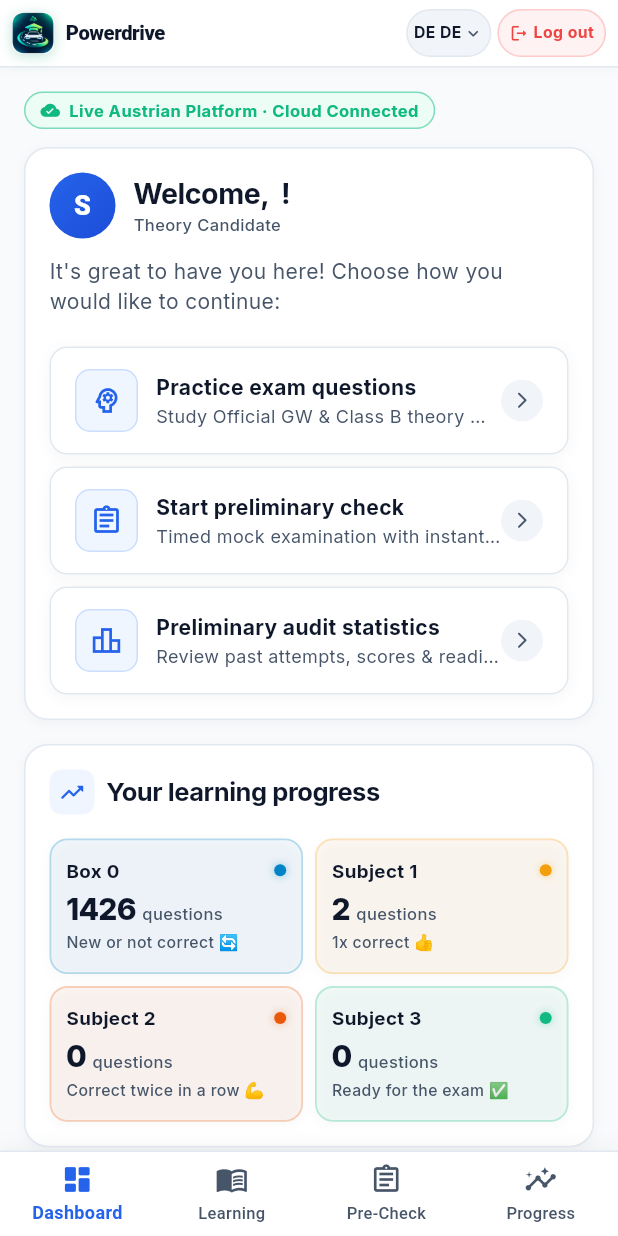
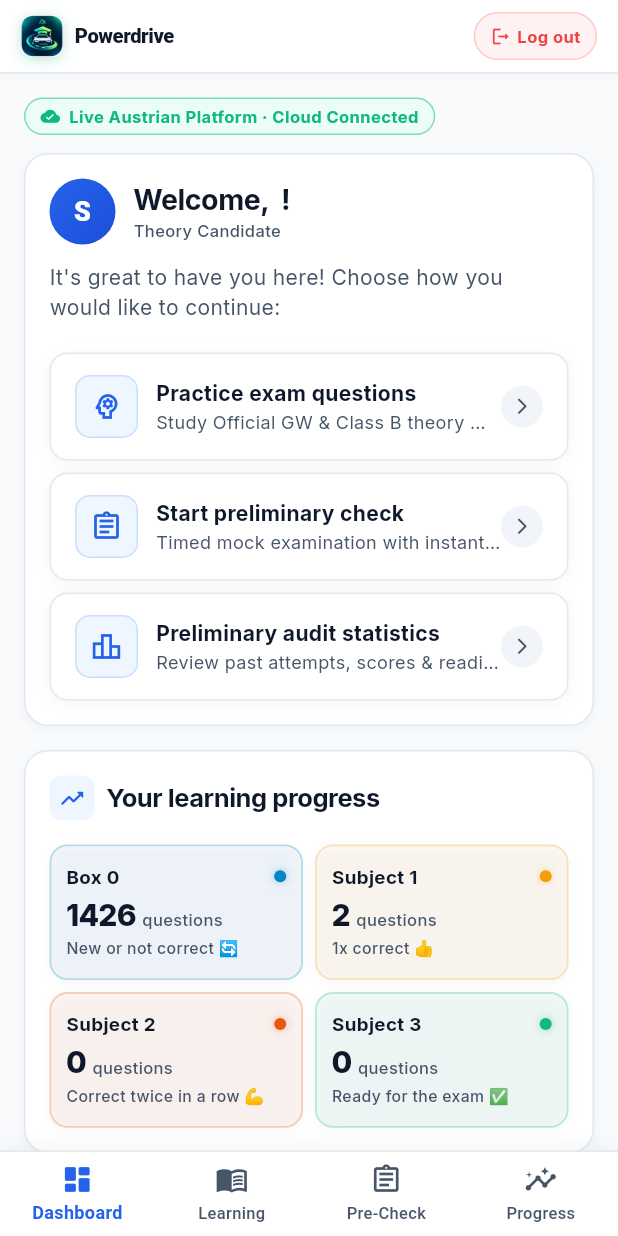
Before and after one commit to nallajayanth/driving_school_app, a Flutter app: the screen it shows once a user with an empty profile is signed in, on a phone screen of 412 x 824 dp. Run offline on Flutter 3.47's test engine with Material 3 defaults, Android fonts, the phone set to English and light mode, and no system bars; our stand-ins replace cloud_firestore, firebase_auth, firebase_core, fl_chart, flutter_riverpod, go_router and 2 more; accounts and stored records are empty.

Commit message:
refactor(header): remove language dropdown pill for clean review-ready UI

```diff
--- a/lib/core/widgets/app_header.dart
+++ b/lib/core/widgets/app_header.dart
@@ -9,12 +9,12 @@ import 'powerdrive_logo.dart';
 class AppHeader extends StatelessWidget implements PreferredSizeWidget {
   const AppHeader({
     super.key,
-    this.selectedLanguage = 'DE',
+    this.selectedLanguage,
     this.onLanguageChanged,
     this.onLogout,
   });
 
-  final String selectedLanguage;
+  final String? selectedLanguage;
   final ValueChanged<String>? onLanguageChanged;
   final VoidCallback? onLogout;
 
@@ -28,10 +28,20 @@ class AppHeader extends StatelessWidget implements PreferredSizeWidget {
         shape: RoundedRectangleBorder(
           borderRadius: BorderRadius.circular(20),
         ),
-        contentPadding: const EdgeInsets.fromLTRB(24, 24, 24, 16),
+        titlePadding: const EdgeInsets.fromLTRB(24, 24, 24, 8),
+        contentPadding: const EdgeInsets.fromLTRB(24, 8, 24, 16),
+        title: const Row(
+          children: [
+            Icon(Icons.info_outline_rounded, color: AppColors.primary, size: 24),
+            SizedBox(width: 10),
+            Text('About Powerdrive'),
+          ],
+        ),
         content: Column(
           mainAxisSize: MainAxisSize.min,
+          crossAxisAlignment: CrossAxisAlignment.center,
           children: [
+            const SizedBox(height: 8),
             Container(
               padding: const EdgeInsets.all(4),
               decoration: BoxDecoration(
@@ -40,7 +50,7 @@ class AppHeader extends StatelessWidget implements PreferredSizeWidget {
                 boxShadow: const [
                   BoxShadow(
                     color: Color.fromRGBO(16, 185, 129, 0.25),
-                    blurRadius: 18,
+                    blurRadius: 16,
                     offset: Offset(0, 4),
                   ),
                 ],
@@ -75,7 +85,7 @@ class AppHeader extends StatelessWidget implements PreferredSizeWidget {
             ),
             const SizedBox(height: 16),
             Container(
-              padding: const EdgeInsets.symmetric(horizontal: 12, vertical: 8),
+              padding: const EdgeInsets.symmetric(horizontal: 14, vertical: 10),
               decoration: BoxDecoration(
                 color: AppColors.surfaceVariant,
                 borderRadius: BorderRadius.circular(10),
@@ -140,8 +150,8 @@ class AppHeader extends StatelessWidget implements PreferredSizeWidget {
         bottom: false,
         child: Padding(
           padding: const EdgeInsets.symmetric(
-            horizontal: 8,
-            vertical: 6,
+            horizontal: 14,
+            vertical: 8,
           ),
           child: Row(
             children: [
@@ -153,50 +163,7 @@ class AppHeader extends StatelessWidget implements PreferredSizeWidget {
                   child: const PowerdriveLogo(compact: true),
                 ),
               ),
-              const SizedBox(width: 4),
-
-              // Language Selector Dropdown Pill
-              Container(
-                height: 32,
-                padding: const EdgeInsets.symmetric(horizontal: 4),
-                decoration: BoxDecoration(
-                  color: AppColors.surfaceVariant,
-                  borderRadius: BorderRadius.circular(AppConstants.radiusPill),
-                  border: Border.all(color: AppColors.border),
-                ),
-                child: DropdownButtonHideUnderline(
-                  child: DropdownButton<String>(
-                    value: selectedLanguage,
-                    isDense: true,
-                    icon: const Icon(
-                      Icons.keyboard_arrow_down_rounded,
-                      size: 14,
-                      color: AppColors.textSecondary,
-                    ),
-                    style: AppTextStyles.label.copyWith(
-                      color: AppColors.textPrimary,
-                      fontWeight: FontWeight.w700,
-                      fontSize: 10.5,
-                    ),
-                    items: const [
-                      DropdownMenuItem(
-                        value: 'DE',
-                        child: Text('DE DE'),
-                      ),
-                      DropdownMenuItem(
-                        value: 'EN',
-                        child: Text('EN EN'),
-                      ),
-                    ],
-                    onChanged: (val) {
-                      if (val != null && onLanguageChanged != null) {
-                        onLanguageChanged!(val);
-                      }
-                    },
-                  ),
-                ),
-              ),
-              const SizedBox(width: 4),
+              const SizedBox(width: 8),
 
               // Logout Button Pill
               Material(
@@ -213,7 +180,7 @@ class AppHeader extends StatelessWidget implements PreferredSizeWidget {
                   borderRadius: BorderRadius.circular(AppConstants.radiusPill),
                   child: Container(
                     height: 32,
-                    padding: const EdgeInsets.symmetric(horizontal: 7),
+                    padding: const EdgeInsets.symmetric(horizontal: 10),
                     alignment: Alignment.center,
                     decoration: BoxDecoration(
                       borderRadius: BorderRadius.circular(AppConstants.radiusPill),
@@ -224,16 +191,16 @@ class AppHeader extends StatelessWidget implements PreferredSizeWidget {
                       children: [
                         const Icon(
                           Icons.logout_rounded,
-                          size: 13,
+                          size: 14,
                           color: AppColors.logout,
                         ),
-                        const SizedBox(width: 3),
+                        const SizedBox(width: 4),
                         Text(
                           'Log out',
                           style: AppTextStyles.label.copyWith(
                             color: AppColors.logout,
                             fontWeight: FontWeight.w700,
-                            fontSize: 10.5,
+                            fontSize: 11,
                           ),
                         ),
                       ],
--- a/lib/features/navigation/presentation/main_scaffold_shell.dart
+++ b/lib/features/navigation/presentation/main_scaffold_shell.dart
@@ -16,8 +16,6 @@ class MainScaffoldShell extends ConsumerStatefulWidget {
 }
 
 class _MainScaffoldShellState extends ConsumerState<MainScaffoldShell> {
-  String _currentLanguage = 'DE';
-
   void _onItemTapped(int index) {
     widget.navigationShell.goBranch(
       index,
@@ -27,19 +25,8 @@ class _MainScaffoldShellState extends ConsumerState<MainScaffoldShell> {
 
   @override
   Widget build(BuildContext context) {
-    final userAsync = ref.watch(currentUserProvider);
-    final activeLanguage =
-        userAsync.asData?.value?.preferredLanguage ?? _currentLanguage;
-
     return Scaffold(
       appBar: AppHeader(
-        selectedLanguage: activeLanguage,
-        onLanguageChanged: (lang) {
-          setState(() {
-            _currentLanguage = lang;
-          });
-          ref.read(currentUserProvider.notifier).changeLanguage(lang);
-        },
         onLogout: () {
           showDialog(
             context: context,
@@ -67,11 +54,7 @@ class _MainScaffoldShellState extends ConsumerState<MainScaffoldShell> {
                     Navigator.of(ctx).pop();
                     await ref.read(currentUserProvider.notifier).logout();
                     if (context.mounted) {
-                      ScaffoldMessenger.of(context).showSnackBar(
-                        const SnackBar(
-                          content: Text('Logged out of session (Mock)'),
-                        ),
-                      );
+                      context.go('/login');
                     }
                   },
                   child: const Text(
```
Also changed, not shown: 2 other files.
